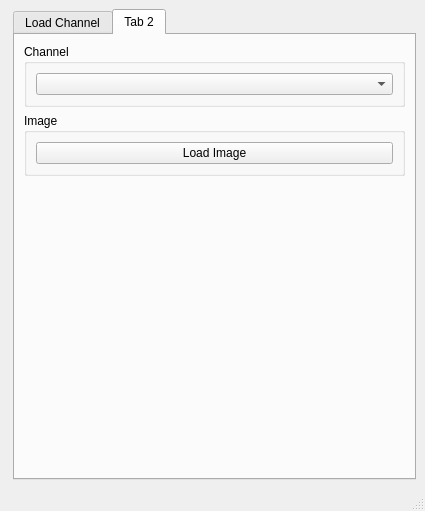
First picture: the form in app/ui/MaracujaMS.ui, repository xalpha/maracuja, before the edit.
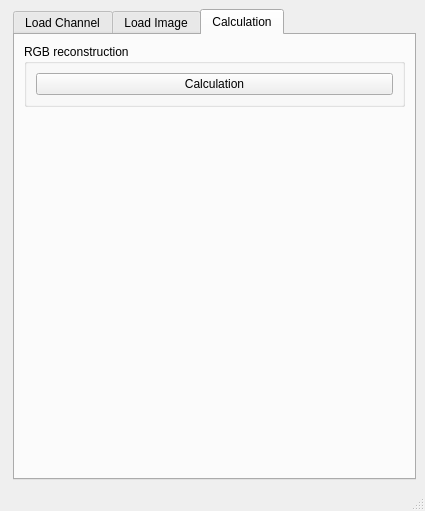
Second picture: the form after the edit. The open tabs and pages were chosen to show the change. Icons and pictures are not drawn. Custom widgets are drawn as their Qt base class.

Commit message: Adding of a third page in the user interface. But with segmentation fault during the use of the function Channel::setImage()

What changed in the file:
```diff
--- a/app/ui/MaracujaMS.ui
+++ b/app/ui/MaracujaMS.ui
@@ -153,7 +153,7 @@
       </widget>
       <widget class="QWidget" name="tab_2">
        <attribute name="title">
-        <string>Tab 2</string>
+        <string>Load Image</string>
        </attribute>
        <layout class="QVBoxLayout" name="verticalLayout_3">
         <item>
@@ -199,6 +199,42 @@
         </item>
        </layout>
       </widget>
+      <widget class="QWidget" name="tab_3">
+       <attribute name="title">
+        <string>Calculation</string>
+       </attribute>
+       <layout class="QVBoxLayout" name="verticalLayout_8">
+        <item>
+         <widget class="QGroupBox" name="groupBox_4">
+          <property name="title">
+           <string>RGB reconstruction</string>
+          </property>
+          <layout class="QVBoxLayout" name="verticalLayout_7">
+           <item>
+            <widget class="QPushButton" name="pushButton">
+             <property name="text">
+              <string>Calculation</string>
+             </property>
+            </widget>
+           </item>
+          </layout>
+         </widget>
+        </item>
+        <item>
+         <spacer name="verticalSpacer_3">
+          <property name="orientation">
+           <enum>Qt::Vertical</enum>
+          </property>
+          <property name="sizeHint" stdset="0">
+           <size>
+            <width>20</width>
+            <height>40</height>
+           </size>
+          </property>
+         </spacer>
+        </item>
+       </layout>
+      </widget>
      </widget>
     </item>
    </layout>
```
Left out of the diff: 7 changed lines with no effect on the pictures. The commit also changes 3 other files.
